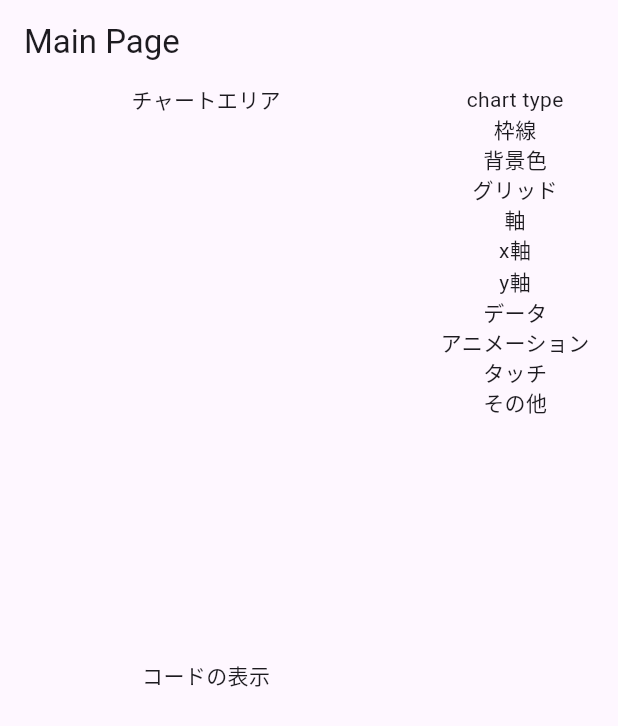
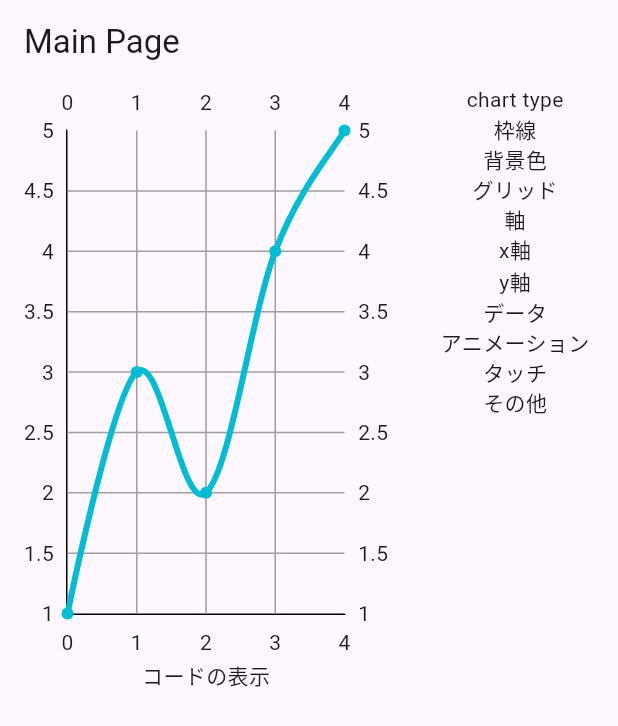
Before and after one commit to otaku1123/study-fl-chart, a Flutter app: the screen it shows after launch, on a phone screen of 412 x 824 dp. Shown: the top 726 px of the screen. Run offline on Flutter 3.47's test engine with Material 3 defaults, Android fonts, the phone set to English and light mode, and no system bars; drawn by our look-alikes of fl_chart.

Commit message:
サンプルのチャートを表示する

```diff
--- a/lib/main.dart
+++ b/lib/main.dart
@@ -17,7 +17,7 @@
         colorScheme: ColorScheme.fromSeed(seedColor: Colors.deepPurple),
         useMaterial3: true,
       ),
-      home: MainPage(),
+      home: const MainPage(),
     );
   }
 }
--- a/lib/widget/chart_area_widget.dart
+++ b/lib/widget/chart_area_widget.dart
@@ -1,3 +1,4 @@
+import 'package:fl_chart/fl_chart.dart';
 import 'package:flutter/material.dart';
 
 class ChartAreaWidget extends StatelessWidget {
@@ -5,6 +6,68 @@ class ChartAreaWidget extends StatelessWidget {
 
   @override
   Widget build(BuildContext context) {
-    return const Text('チャートエリア');
+    return LineChart(
+      LineChartData(
+        gridData: flGridData,
+        borderData: flBorderData,
+        lineBarsData: lineBarDataList,
+      ),
+    );
   }
+
+  FlGridData get flGridData => FlGridData(
+        show: true,
+        drawVerticalLine: true,
+        drawHorizontalLine: true,
+        getDrawingHorizontalLine: (value) {
+          return FlLine(
+            color: Colors.grey,
+            strokeWidth: 1,
+          );
+        },
+        getDrawingVerticalLine: (value) {
+          return FlLine(
+            color: Colors.grey,
+            strokeWidth: 1,
+          );
+        },
+      );
+
+  FlBorderData get flBorderData => FlBorderData(
+        show: true,
+        border: const Border(
+          bottom: BorderSide(
+            color: Colors.black,
+            width: 1,
+          ),
+          left: BorderSide(
+            color: Colors.black,
+            width: 1,
+          ),
+          right: BorderSide(
+            color: Colors.transparent,
+          ),
+          top: BorderSide(
+            color: Colors.transparent,
+          ),
+        ),
+      );
+
+  List<LineChartBarData> get lineBarDataList => [
+        LineChartBarData(
+          spots: [
+            FlSpot(0, 1),
+            FlSpot(1, 3),
+            FlSpot(2, 2),
+            FlSpot(3, 4),
+            FlSpot(4, 5),
+          ],
+          isCurved: true,
+          barWidth: 4,
+          isStrokeCapRound: true,
+          dotData: FlDotData(
+            show: true,
+          ),
+        ),
+      ];
 }
```
